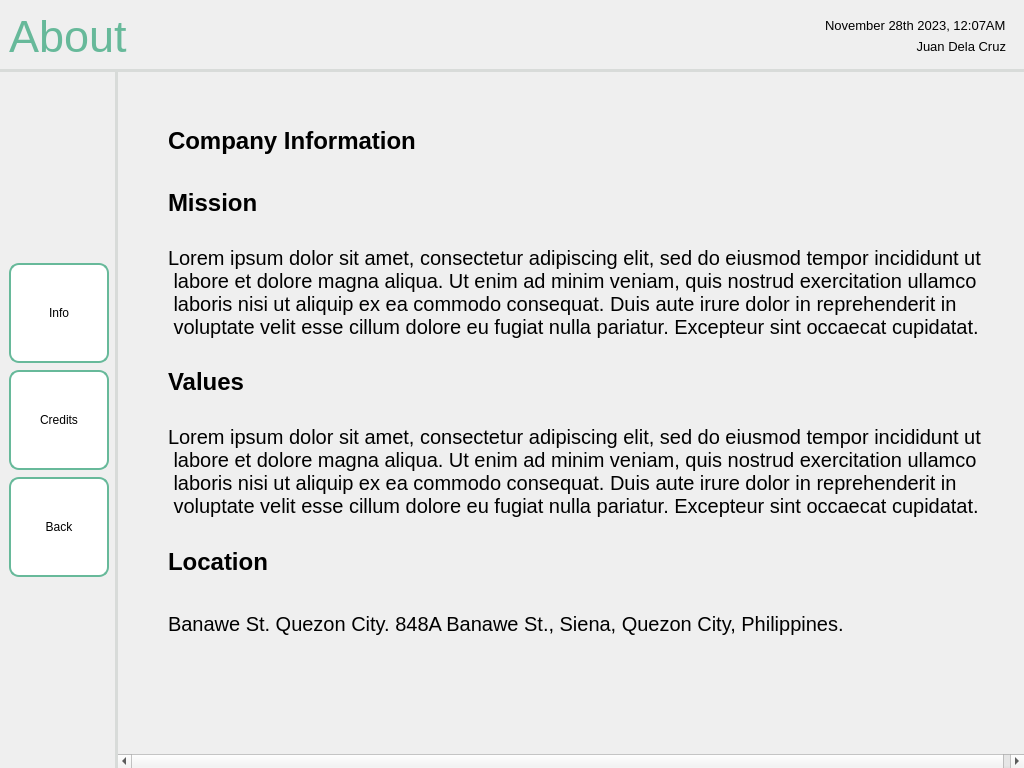
First picture: the form in screens/ui/about/about_Info.ui, repository sehae/POS-with-Inventory-System, before the edit.
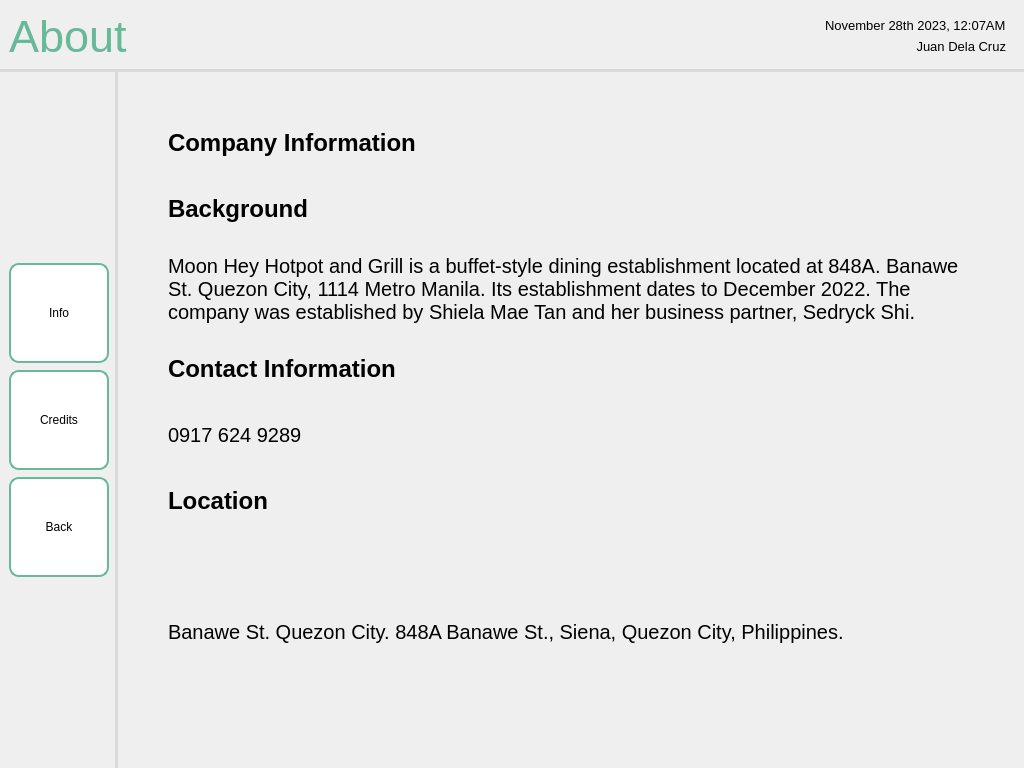
Second picture: the form after the edit. Icons and pictures are not drawn.

Patch:
```diff
--- a/screens/ui/about/about_Info.ui
+++ b/screens/ui/about/about_Info.ui
@@ -365,8 +365,8 @@
            <rect>
             <x>0</x>
             <y>0</y>
-            <width>1135</width>
-            <height>1312</height>
+            <width>903</width>
+            <height>1258</height>
            </rect>
           </property>
           <layout class="QVBoxLayout" name="verticalLayout">
@@ -407,28 +407,40 @@
               </font>
              </property>
              <property name="text">
-              <string>Mission</string>
+              <string>Background</string>
              </property>
             </widget>
            </item>
            <item>
             <widget class="QLabel" name="label_3">
+             <property name="minimumSize">
+              <size>
+               <width>200</width>
+               <height>0</height>
+              </size>
+             </property>
+             <property name="maximumSize">
+              <size>
+               <width>800</width>
+               <height>16777215</height>
+              </size>
+             </property>
              <property name="font">
               <font>
                <pointsize>15</pointsize>
               </font>
              </property>
              <property name="text">
-              <string>Lorem ipsum dolor sit amet, consectetur adipiscing elit, sed do eiusmod tempor incididunt ut
- labore et dolore magna aliqua. Ut enim ad minim veniam, quis nostrud exercitation ullamco
- laboris nisi ut aliquip ex ea commodo consequat. Duis aute irure dolor in reprehenderit in
- voluptate velit esse cillum dolore eu fugiat nulla pariatur. Excepteur sint occaecat cupidatat.</string>
+              <string>Moon Hey Hotpot and Grill is a buffet-style dining establishment located at 848A. Banawe St. Quezon City, 1114 Metro Manila. Its establishment dates to December 2022. The company was established by Shiela Mae Tan and her business partner, Sedryck Shi.</string>
+             </property>
+             <property name="scaledContents">
+              <bool>false</bool>
              </property>
              <property name="alignment">
               <set>Qt::AlignLeading|Qt::AlignLeft|Qt::AlignTop</set>
              </property>
              <property name="wordWrap">
-              <bool>false</bool>
+              <bool>true</bool>
              </property>
             </widget>
            </item>
@@ -441,7 +453,7 @@
               </font>
              </property>
              <property name="text">
-              <string>Values</string>
+              <string>Contact Information</string>
              </property>
             </widget>
            </item>
@@ -453,16 +465,7 @@
               </font>
              </property>
              <property name="text">
-              <string>Lorem ipsum dolor sit amet, consectetur adipiscing elit, sed do eiusmod tempor incididunt ut
- labore et dolore magna aliqua. Ut enim ad minim veniam, quis nostrud exercitation ullamco
- laboris nisi ut aliquip ex ea commodo consequat. Duis aute irure dolor in reprehenderit in
- voluptate velit esse cillum dolore eu fugiat nulla pariatur. Excepteur sint occaecat cupidatat.</string>
-             </property>
-             <property name="alignment">
-              <set>Qt::AlignLeading|Qt::AlignLeft|Qt::AlignTop</set>
-             </property>
-             <property name="wordWrap">
-              <bool>false</bool>
+              <string>0917 624 9289</string>
              </property>
             </widget>
            </item>
@@ -479,6 +482,16 @@
              </property>
             </widget>
            </item>
+           <item>
+            <widget class="QLabel" name="label_9">
+             <property name="text">
+              <string/>
+             </property>
+             <property name="pixmap">
+              <pixmap>../../../assets/Other Images/mapScreenshot.png</pixmap>
+             </property>
+            </widget>
+           </item>
            <item>
             <widget class="QLabel" name="label_7">
              <property name="font">
```
Left out of the diff: 5 changed lines with no effect on the pictures.
